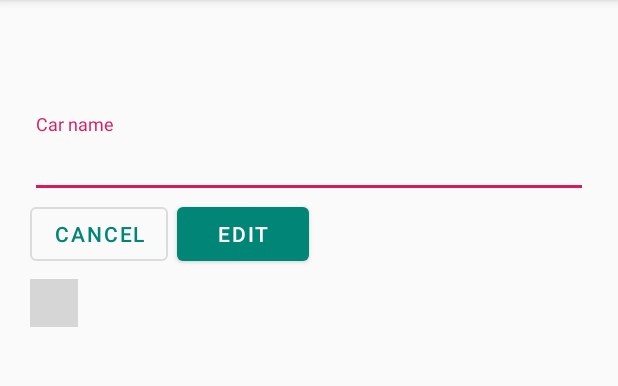
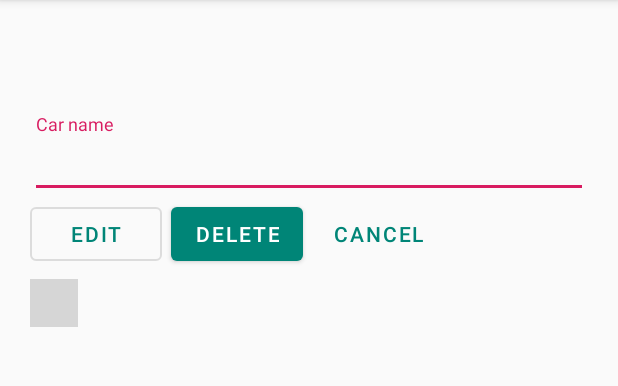
Before and after one commit to Rasonakima/CarsCRUD-Android, an Android app: the CarEditActivity screen opened directly, with no data from a screen before it, on a phone screen of 412 x 824 dp, the part 84-470 px from its top. Run offline under Robolectric (Android 15) with nearby library versions, the phone set to English and light mode, and no system bars; our stand-ins replace Volley; libraries missing offline, so code that uses them is left out: com.giphy.sdk; plain views replace GifView; network calls fail; 2 statements that could not run were skipped; grey boxes are pictures that could not be loaded.

Commit message:
Added delete

```diff
--- a/app/src/main/res/layout/activity_car_edit.xml
+++ b/app/src/main/res/layout/activity_car_edit.xml
@@ -35,21 +35,30 @@
             android:layout_height="wrap_content">
 
             <com.google.android.material.button.MaterialButton
-                android:id="@+id/cancelBtn"
+                android:id="@+id/editBtn"
                 android:layout_width="wrap_content"
                 android:layout_height="wrap_content"
                 android:layout_marginRight="6dp"
                 android:textAppearance="@style/TextAppearance.MaterialComponents.Button"
                 style="@style/Widget.MaterialComponents.Button.OutlinedButton"
-                android:text="Cancel"/>
+                android:text="Edit"/>
 
             <com.google.android.material.button.MaterialButton
-                android:id="@+id/editBtn"
+                android:id="@+id/deleteBtn"
+                android:layout_width="wrap_content"
+                android:layout_height="wrap_content"
+                android:layout_marginRight="6dp"
+                android:textAppearance="@style/TextAppearance.MaterialComponents.Button"
+                style="@style/Widget.MaterialComponents.Button"
+                android:text="Delete"/>
+
+            <com.google.android.material.button.MaterialButton
+                android:id="@+id/cancelBtn"
                 android:layout_width="wrap_content"
                 android:layout_height="wrap_content"
                 android:textAppearance="@style/TextAppearance.MaterialComponents.Button"
-                style="@style/Widget.MaterialComponents.Button"
-                android:text="Edit"/>
+                style="@style/Widget.MaterialComponents.Button.TextButton"
+                android:text="Cancel"/>
 
         </LinearLayout>
 
```
Also changed, not shown: app/src/main/java/com/example/cars_crud/CarEditActivity.java (+89 -1 lines).
